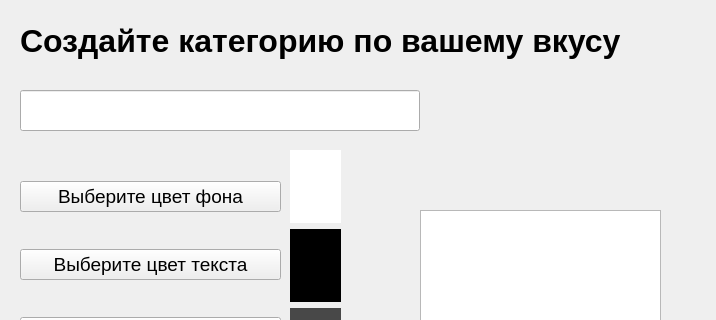
S0ft1c/films_manager, file static/add_category_dialog.ui: the form before one commit; both pictures show x 0 to 716 and y 0 to 320 of the 716 by 580 pixel window.
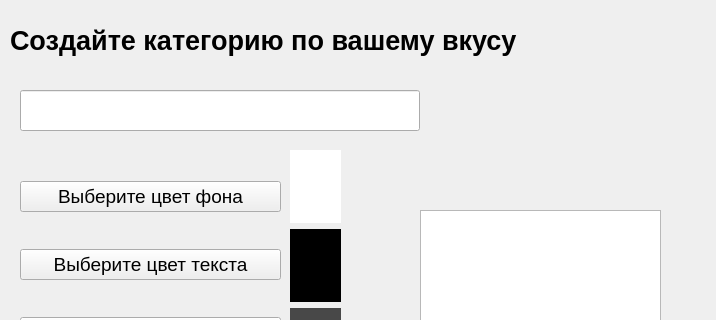
The form after the commit.

The edit to the form file:
```diff
--- a/static/add_category_dialog.ui
+++ b/static/add_category_dialog.ui
@@ -16,15 +16,15 @@
   <widget class="QLabel" name="label">
    <property name="geometry">
     <rect>
-     <x>20</x>
+     <x>10</x>
      <y>10</y>
-     <width>621</width>
+     <width>701</width>
      <height>61</height>
     </rect>
    </property>
    <property name="font">
     <font>
-     <pointsize>24</pointsize>
+     <pointsize>20</pointsize>
      <bold>true</bold>
     </font>
    </property>
```
